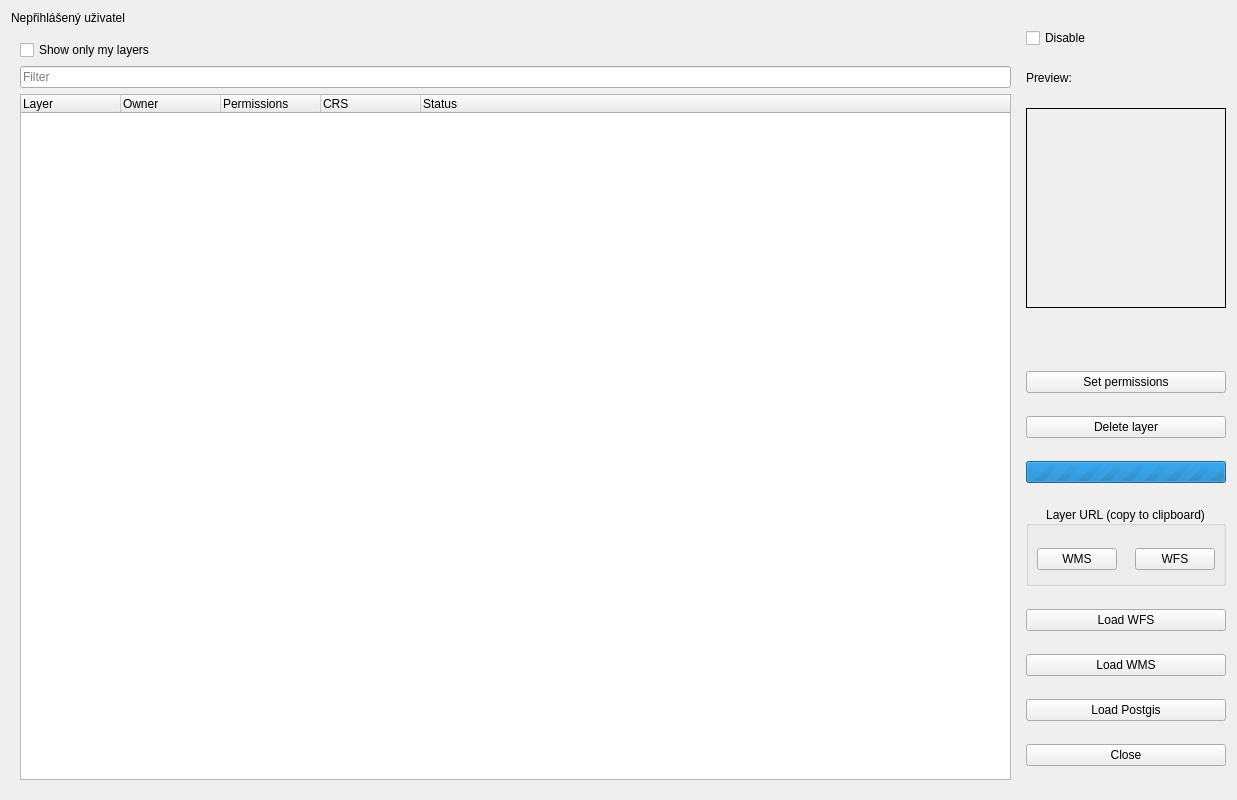
First picture: the form in dlg_addLayer.ui, repository LESPROJEKT/qgis-layman-plugin, before the edit.
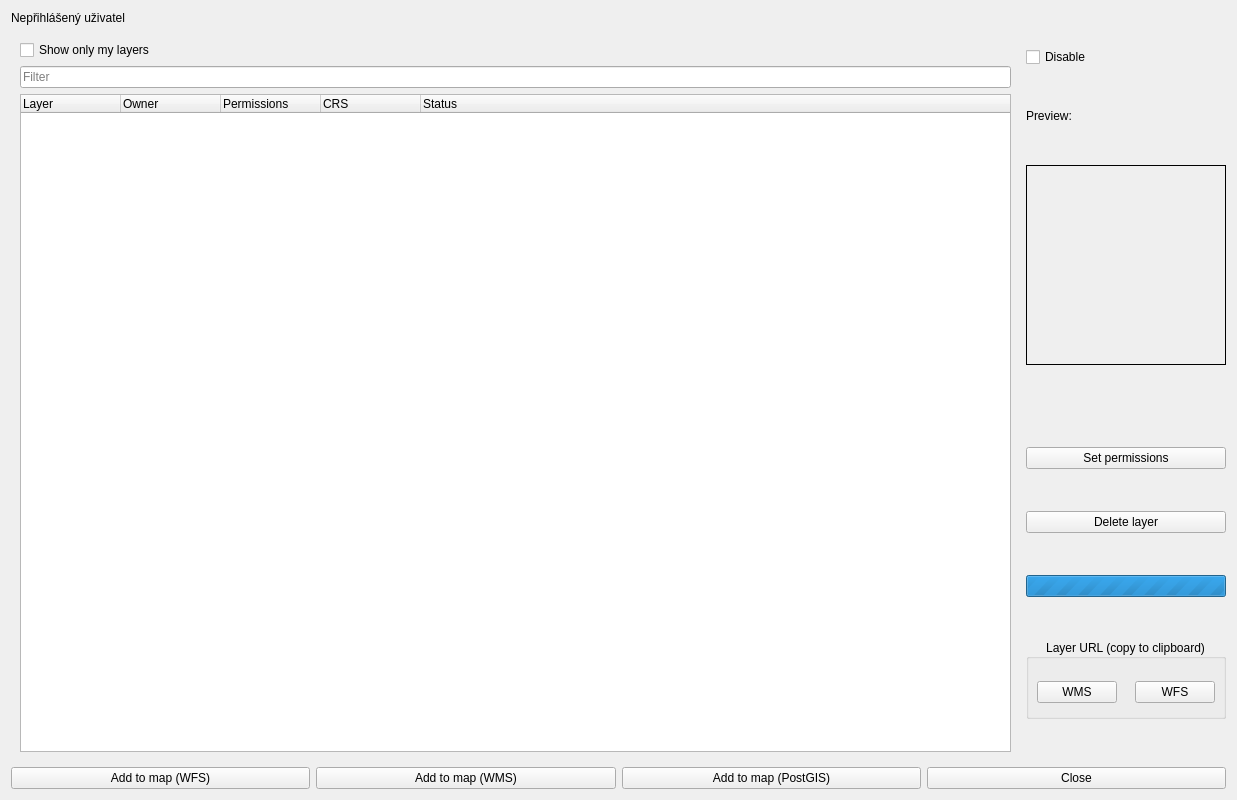
Second picture: the form after the edit. Icons and pictures are not drawn. Custom widgets are drawn as their Qt base class.

Commit message: add layer dialog buttons

Diff of the .ui file:
```diff
--- a/dlg_addLayer.ui
+++ b/dlg_addLayer.ui
@@ -34,6 +34,8 @@
   <property name="windowTitle">
    <string>Layman - Layers catalogue</string>
   </property>
+  <layout class="QVBoxLayout" name="mainVerticalLayout">
+   <item>
   <layout class="QHBoxLayout" name="horizontalLayout" stretch="9,1">
    <item>
     <layout class="QVBoxLayout" name="verticalLayout">
@@ -435,10 +437,16 @@
        </widget>
       </widget>
      </item>
+     </layout>
+    </item>
+   </layout>
+   </item>
+   <item>
+    <layout class="QHBoxLayout" name="horizontalLayout_bottom_buttons">
      <item>
       <widget class="QPushButton" name="pushButton_wfs">
        <property name="text">
-        <string>Load WFS</string>
+        <string>Add to map (WFS)</string>
        </property>
        <property name="icon">
         <iconset>
@@ -449,7 +457,7 @@
      <item>
       <widget class="QPushButton" name="pushButton">
        <property name="text">
-        <string>Load WMS</string>
+        <string>Add to map (WMS)</string>
        </property>
        <property name="icon">
         <iconset>
@@ -460,7 +468,7 @@
      <item>
       <widget class="QPushButton" name="pushButton_postgis">
        <property name="text">
-        <string>Load Postgis</string>
+        <string>Add to map (PostGIS)</string>
        </property>
        <property name="icon">
         <iconset>
```
Lines whose indentation alone changed are shown as unchanged. The commit also changes 1 other file.
